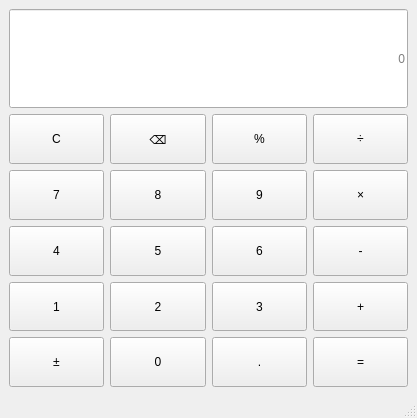
Old version of the form mainwindow.ui in the repository luoluoluo-23/samp2_4.
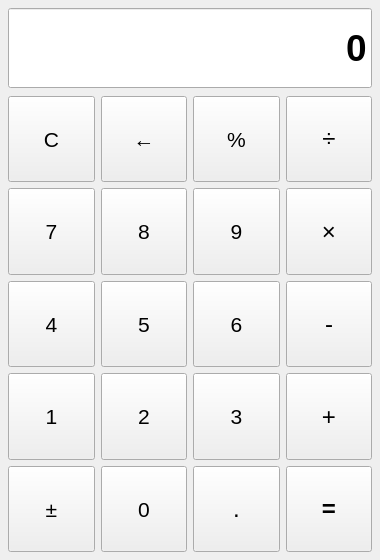
New version of the form.

What changed in the file:
```diff
--- a/mainwindow.ui
+++ b/mainwindow.ui
@@ -6,308 +6,553 @@
    <rect>
     <x>0</x>
     <y>0</y>
-    <width>417</width>
-    <height>418</height>
+    <width>380</width>
+    <height>560</height>
    </rect>
   </property>
+  <property name="minimumSize">
+   <size>
+    <width>300</width>
+    <height>440</height>
+   </size>
+  </property>
   <property name="windowTitle">
    <string>MainWindow</string>
   </property>
   <widget class="QWidget" name="centralwidget">
    <layout class="QVBoxLayout" name="verticalLayout">
+    <property name="spacing">
+     <number>8</number>
+    </property>
+    <property name="leftMargin">
+     <number>8</number>
+    </property>
+    <property name="topMargin">
+     <number>8</number>
+    </property>
+    <property name="rightMargin">
+     <number>8</number>
+    </property>
+    <property name="bottomMargin">
+     <number>8</number>
+    </property>
+    <item>
+     <widget class="QLineEdit" name="display">
+      <property name="minimumSize">
+       <size>
+        <width>0</width>
+        <height>80</height>
+       </size>
+      </property>
+      <property name="font">
+       <font>
+        <pointsize>28</pointsize>
+        <weight>75</weight>
+        <bold>true</bold>
+       </font>
+      </property>
+      <property name="alignment">
+       <set>Qt::AlignRight|Qt::AlignTrailing|Qt::AlignVCenter</set>
+      </property>
+      <property name="readOnly">
+       <bool>true</bool>
+      </property>
+      <property name="text">
+       <string>0</string>
+      </property>
+     </widget>
+    </item>
     <item>
      <layout class="QGridLayout" name="gridLayout">
-      <item row="4" column="0">
-       <widget class="QPushButton" name="btn_number_4">
-        <property name="sizePolicy">
-         <sizepolicy hsizetype="Minimum" vsizetype="Minimum">
-          <horstretch>0</horstretch>
-          <verstretch>0</verstretch>
-         </sizepolicy>
+      <property name="spacing">
+       <number>6</number>
+      </property>
+      <item row="0" column="0">
+       <widget class="QPushButton" name="btn_clear_all">
+        <property name="minimumSize">
+         <size>
+          <width>60</width>
+          <height>56</height>
+         </size>
         </property>
-        <property name="text">
-         <string>4</string>
-        </property>
-       </widget>
-      </item>
-      <item row="6" column="0">
-       <widget class="QPushButton" name="btn_minusOrplus">
         <property name="sizePolicy">
-         <sizepolicy hsizetype="Minimum" vsizetype="Minimum">
+         <sizepolicy hsizetype="Expanding" vsizetype="Expanding">
           <horstretch>0</horstretch>
           <verstretch>0</verstretch>
          </sizepolicy>
         </property>
-        <property name="text">
-         <string>±</string>
+        <property name="font">
+         <font>
+          <pointsize>16</pointsize>
+         </font>
         </property>
-       </widget>
-      </item>
-      <item row="0" column="0" rowspan="2" colspan="4">
-       <widget class="QLineEdit" name="display">
-        <property name="sizePolicy">
-         <sizepolicy hsizetype="Expanding" vsizetype="Preferred">
-          <horstretch>0</horstretch>
-          <verstretch>0</verstretch>
-         </sizepolicy>
-        </property>
-        <property name="alignment">
-         <set>Qt::AlignRight|Qt::AlignTrailing|Qt::AlignVCenter</set>
-        </property>
-        <property name="placeholderText">
-         <string>0</string>
-        </property>
-       </widget>
-      </item>
-      <item row="3" column="0">
-       <widget class="QPushButton" name="btn_number_7">
-        <property name="sizePolicy">
-         <sizepolicy hsizetype="Minimum" vsizetype="Minimum">
-          <horstretch>0</horstretch>
-          <verstretch>0</verstretch>
-         </sizepolicy>
-        </property>
         <property name="text">
-         <string>7</string>
+         <string>C</string>
         </property>
        </widget>
       </item>
-      <item row="5" column="3">
-       <widget class="QPushButton" name="btn_plus">
-        <property name="sizePolicy">
-         <sizepolicy hsizetype="Minimum" vsizetype="Minimum">
-          <horstretch>0</horstretch>
-          <verstretch>0</verstretch>
-         </sizepolicy>
+      <item row="0" column="1">
+       <widget class="QPushButton" name="btn_backspace">
+        <property name="minimumSize">
+         <size>
+          <width>60</width>
+          <height>56</height>
+         </size>
         </property>
-        <property name="text">
-         <string>+</string>
-        </property>
-       </widget>
-      </item>
-      <item row="3" column="3">
-       <widget class="QPushButton" name="btn_multiple">
         <property name="sizePolicy">
-         <sizepolicy hsizetype="Minimum" vsizetype="Minimum">
+         <sizepolicy hsizetype="Expanding" vsizetype="Expanding">
           <horstretch>0</horstretch>
           <verstretch>0</verstretch>
          </sizepolicy>
         </property>
-        <property name="text">
-         <string>×</string>
+        <property name="font">
+         <font>
+          <pointsize>16</pointsize>
+         </font>
         </property>
-       </widget>
-      </item>
-      <item row="4" column="3">
-       <widget class="QPushButton" name="btn_minus">
-        <property name="sizePolicy">
-         <sizepolicy hsizetype="Minimum" vsizetype="Minimum">
-          <horstretch>0</horstretch>
-          <verstretch>0</verstretch>
-         </sizepolicy>
-        </property>
         <property name="text">
-         <string>-</string>
+         <string>←</string>
         </property>
        </widget>
       </item>
-      <item row="6" column="1">
-       <widget class="QPushButton" name="btn_number_0">
-        <property name="sizePolicy">
-         <sizepolicy hsizetype="Minimum" vsizetype="Minimum">
-          <horstretch>0</horstretch>
-          <verstretch>0</verstretch>
-         </sizepolicy>
+      <item row="0" column="2">
+       <widget class="QPushButton" name="btn_percent">
+        <property name="minimumSize">
+         <size>
+          <width>60</width>
+          <height>56</height>
+         </size>
         </property>
-        <property name="text">
-         <string>0</string>
-        </property>
-       </widget>
-      </item>
-      <item row="6" column="3">
-       <widget class="QPushButton" name="btn_equal">
         <property name="sizePolicy">
-         <sizepolicy hsizetype="Minimum" vsizetype="Minimum">
+         <sizepolicy hsizetype="Expanding" vsizetype="Expanding">
           <horstretch>0</horstretch>
           <verstretch>0</verstretch>
          </sizepolicy>
         </property>
-        <property name="text">
-         <string>=</string>
+        <property name="font">
+         <font>
+          <pointsize>16</pointsize>
+         </font>
         </property>
-       </widget>
-      </item>
-      <item row="2" column="1">
-       <widget class="QPushButton" name="btn_clear">
-        <property name="sizePolicy">
-         <sizepolicy hsizetype="Minimum" vsizetype="Minimum">
-          <horstretch>0</horstretch>
-          <verstretch>0</verstretch>
-         </sizepolicy>
-        </property>
         <property name="text">
-         <string>⌫</string>
+         <string>%</string>
         </property>
        </widget>
       </item>
-      <item row="2" column="3">
+      <item row="0" column="3">
        <widget class="QPushButton" name="btn_divide">
+        <property name="minimumSize">
+         <size>
+          <width>60</width>
+          <height>56</height>
+         </size>
+        </property>
         <property name="sizePolicy">
-         <sizepolicy hsizetype="Minimum" vsizetype="Minimum">
+         <sizepolicy hsizetype="Expanding" vsizetype="Expanding">
           <horstretch>0</horstretch>
           <verstretch>0</verstretch>
          </sizepolicy>
         </property>
+        <property name="font">
+         <font>
+          <pointsize>18</pointsize>
+         </font>
+        </property>
         <property name="text">
          <string>÷</string>
         </property>
        </widget>
       </item>
-      <item row="3" column="1">
+      <item row="1" column="0">
+       <widget class="QPushButton" name="btn_number_7">
+        <property name="minimumSize">
+         <size>
+          <width>60</width>
+          <height>56</height>
+         </size>
+        </property>
+        <property name="sizePolicy">
+         <sizepolicy hsizetype="Expanding" vsizetype="Expanding">
+          <horstretch>0</horstretch>
+          <verstretch>0</verstretch>
+         </sizepolicy>
+        </property>
+        <property name="font">
+         <font>
+          <pointsize>16</pointsize>
+         </font>
+        </property>
+        <property name="text">
+         <string>7</string>
+        </property>
+       </widget>
+      </item>
+      <item row="1" column="1">
        <widget class="QPushButton" name="btn_number_8">
+        <property name="minimumSize">
+         <size>
+          <width>60</width>
+          <height>56</height>
+         </size>
+        </property>
         <property name="sizePolicy">
-         <sizepolicy hsizetype="Minimum" vsizetype="Minimum">
+         <sizepolicy hsizetype="Expanding" vsizetype="Expanding">
           <horstretch>0</horstretch>
           <verstretch>0</verstretch>
          </sizepolicy>
         </property>
+        <property name="font">
+         <font>
+          <pointsize>16</pointsize>
+         </font>
+        </property>
         <property name="text">
          <string>8</string>
         </property>
        </widget>
       </item>
+      <item row="1" column="2">
+       <widget class="QPushButton" name="btn_number_9">
+        <property name="minimumSize">
+         <size>
+          <width>60</width>
+          <height>56</height>
+         </size>
+        </property>
+        <property name="sizePolicy">
+         <sizepolicy hsizetype="Expanding" vsizetype="Expanding">
+          <horstretch>0</horstretch>
+          <verstretch>0</verstretch>
+         </sizepolicy>
+        </property>
+        <property name="font">
+         <font>
+          <pointsize>16</pointsize>
+         </font>
+        </property>
+        <property name="text">
+         <string>9</string>
+        </property>
+       </widget>
+      </item>
+      <item row="1" column="3">
+       <widget class="QPushButton" name="btn_multiply">
+        <property name="minimumSize">
+         <size>
+          <width>60</width>
+          <height>56</height>
+         </size>
+        </property>
+        <property name="sizePolicy">
+         <sizepolicy hsizetype="Expanding" vsizetype="Expanding">
+          <horstretch>0</horstretch>
+          <verstretch>0</verstretch>
+         </sizepolicy>
+        </property>
+        <property name="font">
+         <font>
+          <pointsize>18</pointsize>
+         </font>
+        </property>
+        <property name="text">
+         <string>×</string>
+        </property>
+       </widget>
+      </item>
       <item row="2" column="0">
-       <widget class="QPushButton" name="btn_clearAll">
-        <property name="sizePolicy">
-         <sizepolicy hsizetype="Minimum" vsizetype="Minimum">
-          <horstretch>0</horstretch>
-          <verstretch>0</verstretch>
-         </sizepolicy>
+       <widget class="QPushButton" name="btn_number_4">
+        <property name="minimumSize">
+         <size>
+          <width>60</width>
+          <height>56</height>
+         </size>
         </property>
-        <property name="text">
-         <string>C</string>
-        </property>
-       </widget>
-      </item>
-      <item row="5" column="0">
-       <widget class="QPushButton" name="btn_number_1">
         <property name="sizePolicy">
-         <sizepolicy hsizetype="Minimum" vsizetype="Minimum">
+         <sizepolicy hsizetype="Expanding" vsizetype="Expanding">
           <horstretch>0</horstretch>
           <verstretch>0</verstretch>
          </sizepolicy>
         </property>
-        <property name="text">
-         <string>1</string>
+        <property name="font">
+         <font>
+          <pointsize>16</pointsize>
+         </font>
         </property>
-       </widget>
-      </item>
-      <item row="6" column="2">
-       <widget class="QPushButton" name="btn_period">
-        <property name="sizePolicy">
-         <sizepolicy hsizetype="Minimum" vsizetype="Minimum">
-          <horstretch>0</horstretch>
-          <verstretch>0</verstretch>
-         </sizepolicy>
-        </property>
         <property name="text">
-         <string>.</string>
+         <string>4</string>
         </property>
        </widget>
       </item>
-      <item row="5" column="2">
-       <widget class="QPushButton" name="btn_number_3">
-        <property name="sizePolicy">
-         <sizepolicy hsizetype="Minimum" vsizetype="Minimum">
-          <horstretch>0</horstretch>
-          <verstretch>0</verstretch>
-         </sizepolicy>
-        </property>
-        <property name="text">
-         <string>3</string>
-        </property>
-       </widget>
-      </item>
-      <item row="4" column="2">
-       <widget class="QPushButton" name="btn_number_6">
-        <property name="sizePolicy">
-         <sizepolicy hsizetype="Minimum" vsizetype="Minimum">
-          <horstretch>0</horstretch>
-          <verstretch>0</verstretch>
-         </sizepolicy>
-        </property>
-        <property name="text">
-         <string>6</string>
-        </property>
-       </widget>
-      </item>
-      <item row="4" column="1">
+      <item row="2" column="1">
        <widget class="QPushButton" name="btn_number_5">
+        <property name="minimumSize">
+         <size>
+          <width>60</width>
+          <height>56</height>
+         </size>
+        </property>
         <property name="sizePolicy">
-         <sizepolicy hsizetype="Minimum" vsizetype="Minimum">
+         <sizepolicy hsizetype="Expanding" vsizetype="Expanding">
           <horstretch>0</horstretch>
           <verstretch>0</verstretch>
          </sizepolicy>
         </property>
+        <property name="font">
+         <font>
+          <pointsize>16</pointsize>
+         </font>
+        </property>
         <property name="text">
          <string>5</string>
         </property>
        </widget>
       </item>
-      <item row="3" column="2">
-       <widget class="QPushButton" name="btn_number_9">
-        <property name="sizePolicy">
-         <sizepolicy hsizetype="Minimum" vsizetype="Minimum">
-          <horstretch>0</horstretch>
-          <verstretch>0</verstretch>
-         </sizepolicy>
-        </property>
-        <property name="text">
-         <string>9</string>
-        </property>
-       </widget>
-      </item>
       <item row="2" column="2">
-       <widget class="QPushButton" name="btn_percentage">
+       <widget class="QPushButton" name="btn_number_6">
+        <property name="minimumSize">
+         <size>
+          <width>60</width>
+          <height>56</height>
+         </size>
+        </property>
         <property name="sizePolicy">
-         <sizepolicy hsizetype="Minimum" vsizetype="Minimum">
+         <sizepolicy hsizetype="Expanding" vsizetype="Expanding">
           <horstretch>0</horstretch>
           <verstretch>0</verstretch>
          </sizepolicy>
         </property>
+        <property name="font">
+         <font>
+          <pointsize>16</pointsize>
+         </font>
+        </property>
         <property name="text">
-         <string>%</string>
+         <string>6</string>
         </property>
        </widget>
       </item>
-      <item row="5" column="1">
+      <item row="2" column="3">
+       <widget class="QPushButton" name="btn_minus">
+        <property name="minimumSize">
+         <size>
+          <width>60</width>
+          <height>56</height>
+         </size>
+        </property>
+        <property name="sizePolicy">
+         <sizepolicy hsizetype="Expanding" vsizetype="Expanding">
+          <horstretch>0</horstretch>
+          <verstretch>0</verstretch>
+         </sizepolicy>
+        </property>
+        <property name="font">
+         <font>
+          <pointsize>18</pointsize>
+         </font>
+        </property>
+        <property name="text">
+         <string>-</string>
+        </property>
+       </widget>
+      </item>
+      <item row="3" column="0">
+       <widget class="QPushButton" name="btn_number_1">
+        <property name="minimumSize">
+         <size>
+          <width>60</width>
+          <height>56</height>
+         </size>
+        </property>
+        <property name="sizePolicy">
+         <sizepolicy hsizetype="Expanding" vsizetype="Expanding">
+          <horstretch>0</horstretch>
+          <verstretch>0</verstretch>
+         </sizepolicy>
+        </property>
+        <property name="font">
+         <font>
+          <pointsize>16</pointsize>
+         </font>
+        </property>
+        <property name="text">
+         <string>1</string>
+        </property>
+       </widget>
+      </item>
+      <item row="3" column="1">
        <widget class="QPushButton" name="btn_number_2">
+        <property name="minimumSize">
+         <size>
+          <width>60</width>
+          <height>56</height>
+         </size>
+        </property>
         <property name="sizePolicy">
-         <sizepolicy hsizetype="Minimum" vsizetype="Minimum">
+         <sizepolicy hsizetype="Expanding" vsizetype="Expanding">
           <horstretch>0</horstretch>
           <verstretch>0</verstretch>
          </sizepolicy>
         </property>
+        <property name="font">
+         <font>
+          <pointsize>16</pointsize>
+         </font>
+        </property>
         <property name="text">
          <string>2</string>
         </property>
        </widget>
       </item>
+      <item row="3" column="2">
+       <widget class="QPushButton" name="btn_number_3">
+        <property name="minimumSize">
+         <size>
+          <width>60</width>
+          <height>56</height>
+         </size>
+        </property>
+        <property name="sizePolicy">
+         <sizepolicy hsizetype="Expanding" vsizetype="Expanding">
+          <horstretch>0</horstretch>
+          <verstretch>0</verstretch>
+         </sizepolicy>
+        </property>
+        <property name="font">
+         <font>
+          <pointsize>16</pointsize>
+         </font>
+        </property>
+        <property name="text">
+         <string>3</string>
+        </property>
+       </widget>
+      </item>
+      <item row="3" column="3">
+       <widget class="QPushButton" name="btn_plus">
+        <property name="minimumSize">
+         <size>
+          <width>60</width>
+          <height>56</height>
+         </size>
+        </property>
+        <property name="sizePolicy">
+         <sizepolicy hsizetype="Expanding" vsizetype="Expanding">
+          <horstretch>0</horstretch>
+          <verstretch>0</verstretch>
+         </sizepolicy>
+        </property>
+        <property name="font">
+         <font>
+          <pointsize>18</pointsize>
+         </font>
+        </property>
+        <property name="text">
+         <string>+</string>
+        </property>
+       </widget>
+      </item>
+      <item row="4" column="0">
+       <widget class="QPushButton" name="btn_sign">
+        <property name="minimumSize">
+         <size>
+          <width>60</width>
+          <height>56</height>
+         </size>
+        </property>
+        <property name="sizePolicy">
+         <sizepolicy hsizetype="Expanding" vsizetype="Expanding">
+          <horstretch>0</horstretch>
+          <verstretch>0</verstretch>
+         </sizepolicy>
+        </property>
+        <property name="font">
+         <font>
+          <pointsize>16</pointsize>
+         </font>
+        </property>
+        <property name="text">
+         <string>±</string>
+        </property>
+       </widget>
+      </item>
+      <item row="4" column="1">
+       <widget class="QPushButton" name="btn_number_0">
+        <property name="minimumSize">
+         <size>
+          <width>60</width>
+          <height>56</height>
+         </size>
+        </property>
+        <property name="sizePolicy">
+         <sizepolicy hsizetype="Expanding" vsizetype="Expanding">
+          <horstretch>0</horstretch>
+          <verstretch>0</verstretch>
+         </sizepolicy>
+        </property>
+        <property name="font">
+         <font>
+          <pointsize>16</pointsize>
+         </font>
+        </property>
+        <property name="text">
+         <string>0</string>
+        </property>
+       </widget>
+      </item>
+      <item row="4" column="2">
+       <widget class="QPushButton" name="btn_dot">
+        <property name="minimumSize">
+         <size>
+          <width>60</width>
+          <height>56</height>
+         </size>
+        </property>
+        <property name="sizePolicy">
+         <sizepolicy hsizetype="Expanding" vsizetype="Expanding">
+          <horstretch>0</horstretch>
+          <verstretch>0</verstretch>
+         </sizepolicy>
+        </property>
+        <property name="font">
+         <font>
+          <pointsize>18</pointsize>
+         </font>
+        </property>
+        <property name="text">
+         <string>.</string>
+        </property>
+       </widget>
+      </item>
+      <item row="4" column="3">
+       <widget class="QPushButton" name="btn_equals">
+        <property name="minimumSize">
+         <size>
+          <width>60</width>
+          <height>56</height>
+         </size>
+        </property>
+        <property name="sizePolicy">
+         <sizepolicy hsizetype="Expanding" vsizetype="Expanding">
+          <horstretch>0</horstretch>
+          <verstretch>0</verstretch>
+         </sizepolicy>
+        </property>
+        <property name="font">
+         <font>
+          <pointsize>18</pointsize>
+          <weight>75</weight>
+          <bold>true</bold>
+         </font>
+        </property>
+        <property name="text">
+         <string>=</string>
+        </property>
+       </widget>
+      </item>
      </layout>
     </item>
    </layout>
   </widget>
-  <widget class="QMenuBar" name="menubar">
-   <property name="geometry">
-    <rect>
-     <x>0</x>
-     <y>0</y>
-     <width>417</width>
-     <height>26</height>
-    </rect>
-   </property>
-  </widget>
-  <widget class="QStatusBar" name="statusbar"/>
  </widget>
  <resources/>
  <connections/>
```
Left out of the diff: 2 changed lines with no effect on the pictures.
